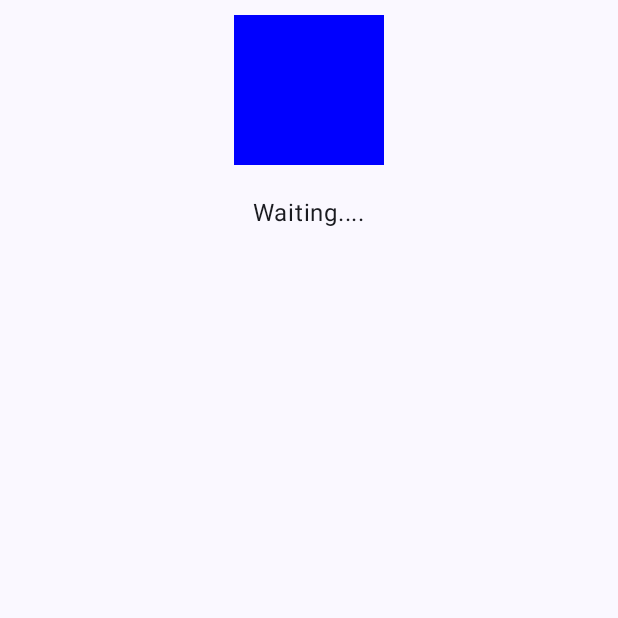
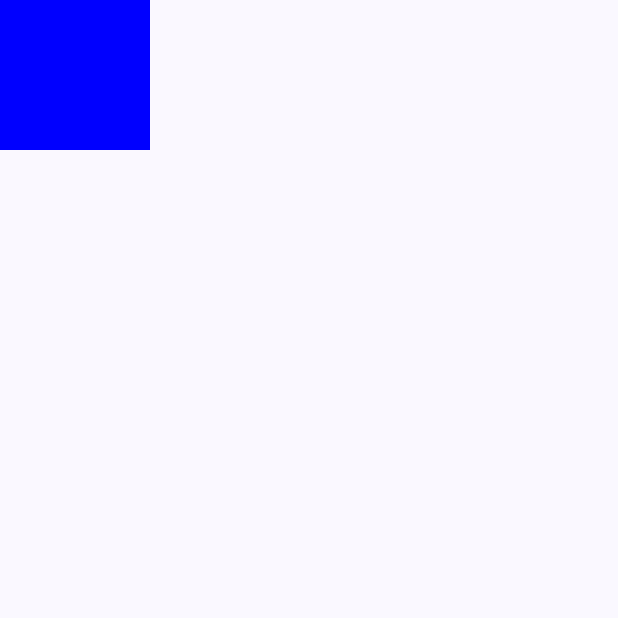
Before and after one commit to Sofochka13/GestureDemo, an Android app built with Jetpack Compose: the screen it shows after launch (MainActivity), on a phone screen of 412 x 824 dp, the top half of it. Run offline under Robolectric (Android 15) with nearby library versions, the phone set to English and light mode, and no system bars.

Commit message:
Add DragDemo

```diff
--- a/app/src/main/java/com/example/gesturedemo/MainActivity.kt
+++ b/app/src/main/java/com/example/gesturedemo/MainActivity.kt
@@ -34,6 +34,14 @@ import androidx.compose.foundation.layout.height
 import androidx.compose.material3.Text
 import androidx.compose.ui.Alignment
 import androidx.compose.ui.input.pointer.pointerInput
+import androidx.compose.foundation.gestures.Orientation
+import androidx.compose.foundation.gestures.draggable
+import androidx.compose.foundation.gestures.rememberDraggableState
+import androidx.compose.foundation.layout.Box
+import androidx.compose.foundation.layout.fillMaxSize
+import androidx.compose.foundation.layout.offset
+import androidx.compose.ui.unit.IntOffset
+import kotlin.math.roundToInt
 
 class MainActivity : ComponentActivity() {
     override fun onCreate(savedInstanceState: Bundle?) {
@@ -100,8 +108,28 @@ fun TapPressDemo(modifier: Modifier = Modifier) {
 }
 
 @Composable
+fun DragDemo(modifier: Modifier = Modifier) {
+    Box(modifier = modifier.fillMaxSize()) {
+        var xOffset by remember { mutableStateOf(0f) }
+
+        Box(
+            modifier = Modifier
+                .offset { IntOffset(xOffset.roundToInt(), 0) }
+                .size(100.dp)
+                .background(Color.Blue)
+                .draggable(
+                    orientation = Orientation.Horizontal,
+                    state = rememberDraggableState { distance ->
+                        xOffset += distance
+                    }
+                )
+        )
+    }
+}
+
+@Composable
 fun MainScreen(modifier: Modifier = Modifier) {
-    TapPressDemo(modifier)
+    DragDemo(modifier)
 }
 
 @Preview(showBackground = true, showSystemUi = true)
```
